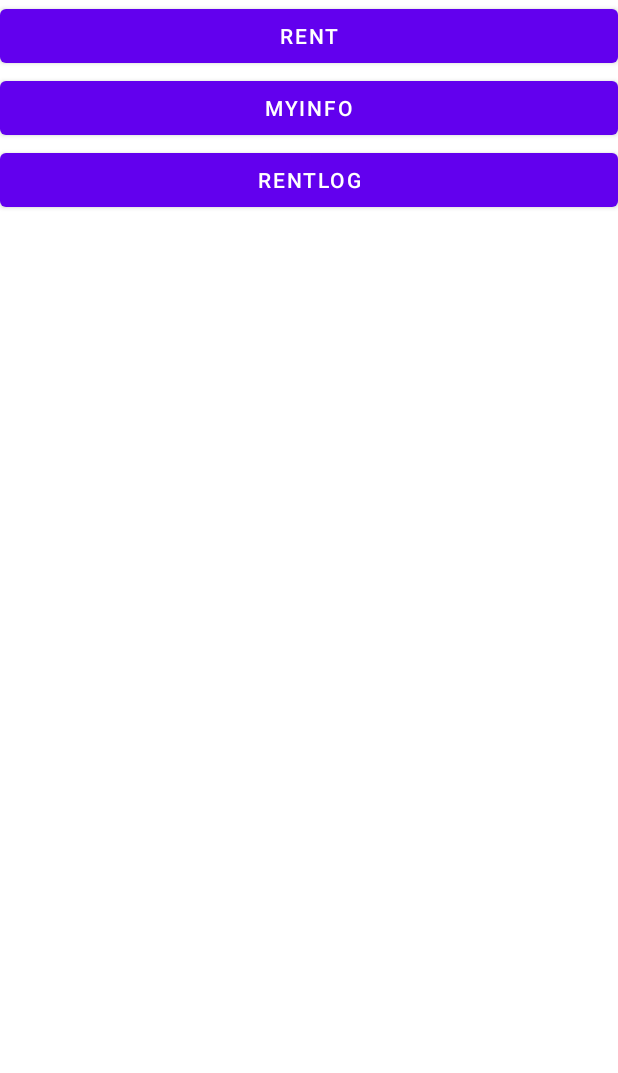
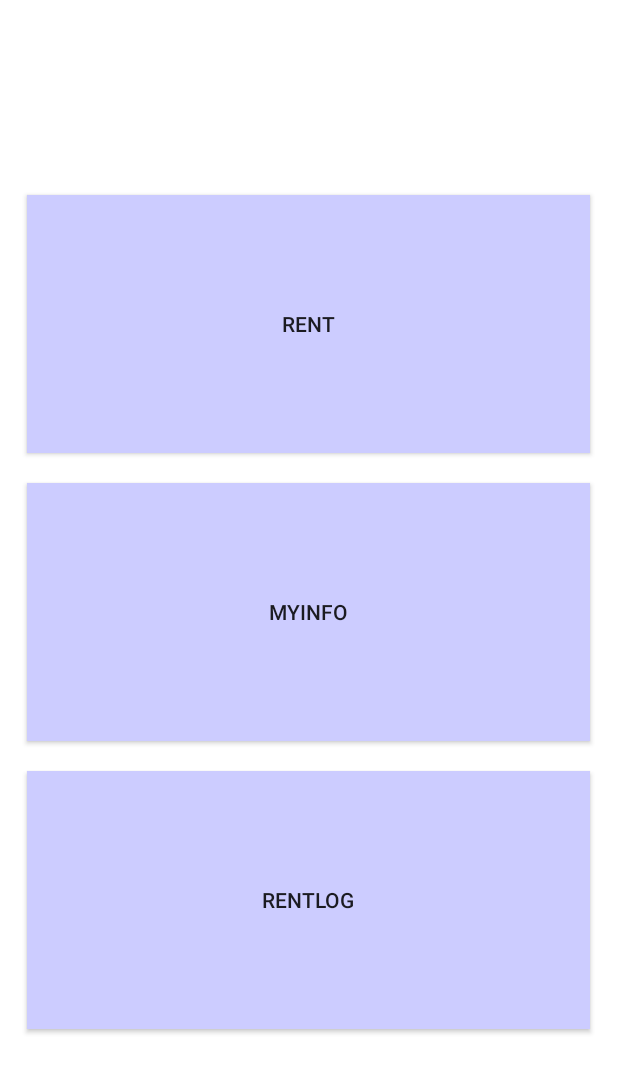
Before and after one commit to 2015132021/drone_server, an Android app: the layout main.xml on its own in the app's theme, with its tools: preview values and no code run, on a phone screen of 412 x 824 dp. Shown: the top 1073 px of the screen. Run offline under Robolectric (Android 15) with nearby library versions, the phone set to English and light mode, and no system bars.

Commit message:
권기원

```diff
--- a/apk/app/build.gradle
+++ b/apk/app/build.gradle
@@ -33,6 +33,7 @@ dependencies {
     implementation 'androidx.appcompat:appcompat:1.3.0'
     implementation 'com.google.android.material:material:1.3.0'
     implementation 'androidx.constraintlayout:constraintlayout:2.0.4'
+    implementation 'com.google.android.gms:play-services-maps:17.0.1'
     testImplementation 'junit:junit:4.+'
     androidTestImplementation 'androidx.test.ext:junit:1.1.2'
     androidTestImplementation 'androidx.test.espresso:espresso-core:3.3.0'
--- a/apk/app/src/main/res/layout/join.xml
+++ b/apk/app/src/main/res/layout/join.xml
@@ -11,7 +11,7 @@
         android:layout_width="wrap_content"
         android:layout_height="wrap_content"
         android:layout_gravity="center"
-        android:layout_margin="25dp"
+        android:layout_marginTop="150dp"
         android:background="#ffffff"
         android:orientation="vertical">
 
--- a/apk/app/src/main/res/layout/main.xml
+++ b/apk/app/src/main/res/layout/main.xml
@@ -5,21 +5,40 @@
     android:layout_height="match_parent"
     android:orientation="vertical">
 
-    <Button
-        android:id="@+id/rent"
-        android:layout_width="match_parent"
+    <LinearLayout
+        android:layout_width="wrap_content"
         android:layout_height="wrap_content"
-        android:text="Rent" />
+        android:layout_gravity="center"
+        android:layout_marginTop="120dp"
+        android:orientation="vertical">
 
-    <Button
-        android:id="@+id/myinfo"
-        android:layout_width="match_parent"
-        android:layout_height="wrap_content"
-        android:text="myinfo" />
 
-    <Button
-        android:id="@+id/rentlog"
-        android:layout_width="match_parent"
-        android:layout_height="wrap_content"
-        android:text="rentlog" />
+        <androidx.appcompat.widget.AppCompatButton
+            android:id="@+id/rent"
+            android:layout_width="375dp"
+            android:layout_height="172dp"
+            android:layout_gravity="center"
+            android:layout_margin="10dp"
+            android:background="#CCCCFF"
+            android:text="Rent" />
+
+        <androidx.appcompat.widget.AppCompatButton
+            android:id="@+id/myinfo"
+            android:layout_width="375dp"
+            android:layout_height="172dp"
+            android:layout_gravity="center"
+            android:layout_margin="10dp"
+            android:background="#CCCCFF"
+            android:text="myinfo" />
+
+        <androidx.appcompat.widget.AppCompatButton
+            android:id="@+id/rentlog"
+            android:layout_width="375dp"
+            android:layout_height="172dp"
+            android:layout_gravity="center"
+            android:layout_margin="10dp"
+            android:background="#CCCCFF"
+            android:text="rentlog" />
+
+    </LinearLayout>
 </LinearLayout>
```
Also changed, not shown: apk/app/src/main/res/layout/loglist.xml (+16 -2 lines), apk/app/src/main/res/layout/map.xml (+38 -0 lines), apk/app/src/main/res/layout/myinfo.xml (+55 -5 lines). Lines whose indentation alone changed are shown as unchanged.
